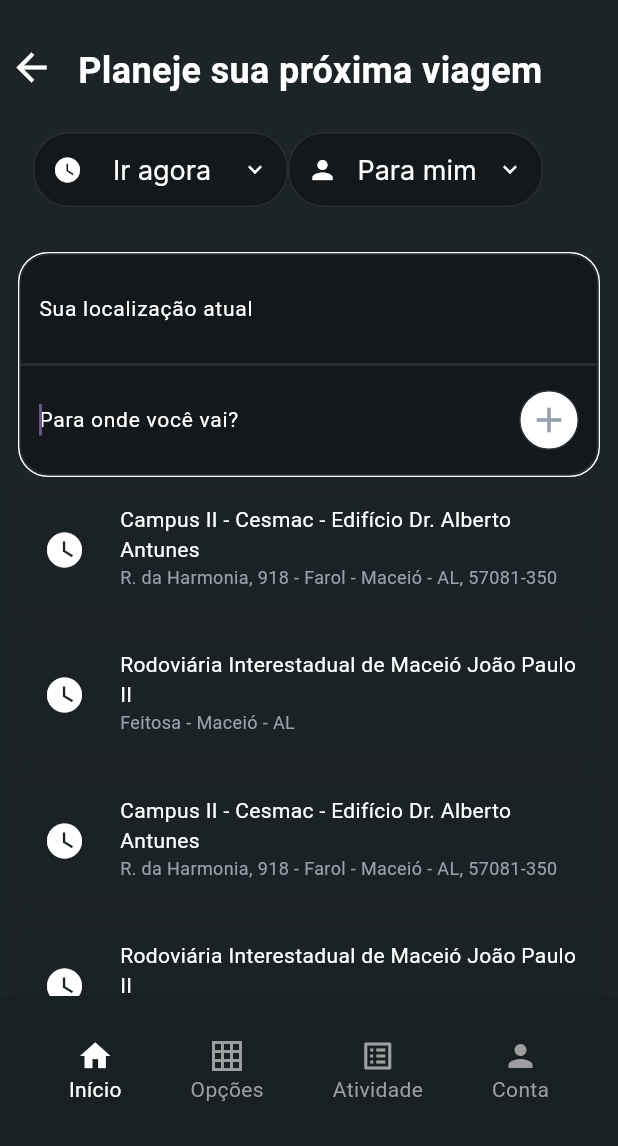
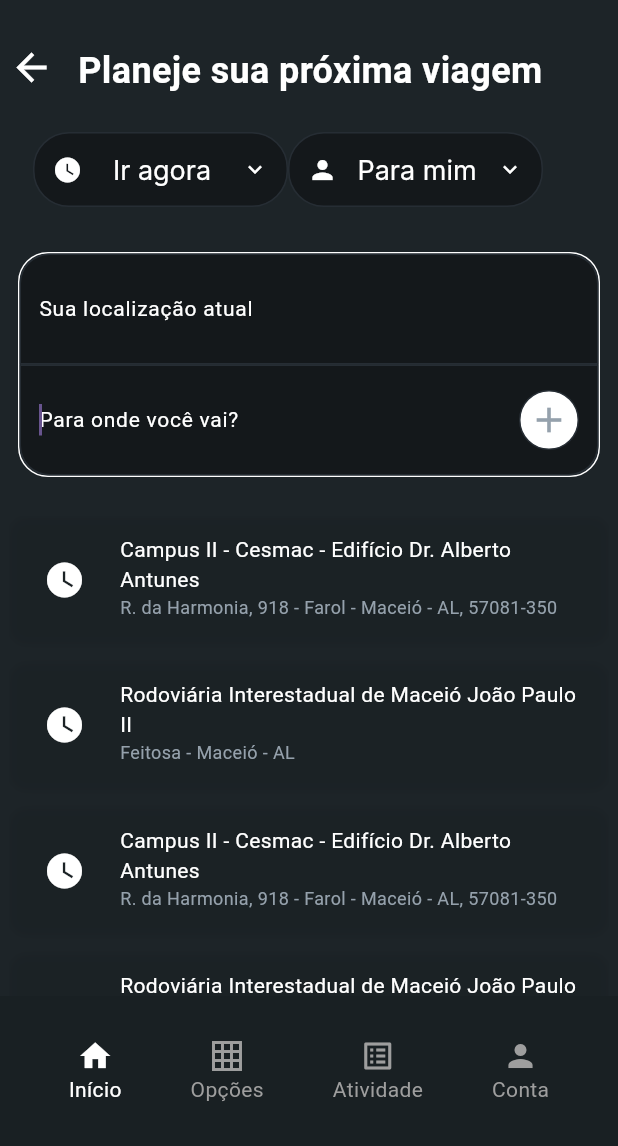
Before and after one commit to iagomauricioo/uber-5p-flutter, a Flutter app: the screen it shows after launch, on a phone screen of 412 x 824 dp, the part 90-1236 px from its top. Run offline on Flutter 3.47's test engine with Material 3 defaults, Android fonts, the phone set to English and light mode, and no system bars; our stand-ins replace font_awesome_flutter; Roboto replaces fonts that are missing (Inter).

Commit message:
Corrigindo padding da tela de solicitar viagem

```diff
--- a/lib/screens/solicitar_viagem_screen.dart
+++ b/lib/screens/solicitar_viagem_screen.dart
@@ -52,6 +52,8 @@ class SolicitarViagemScreen extends StatelessWidget {
           ),
           InputSolicitarViagem(),
           Expanded(
+            child: Padding(
+              padding: const EdgeInsets.fromLTRB(0, 20, 0, 0),
               child: ListView(
                 padding: EdgeInsets.zero,
                 primary: false,
@@ -88,6 +90,7 @@ class SolicitarViagemScreen extends StatelessWidget {
                     Icons.watch_later,
                   ),
                 ],
+              ),
             ),
           )
         ],
```
Lines whose indentation alone changed are shown as unchanged.
